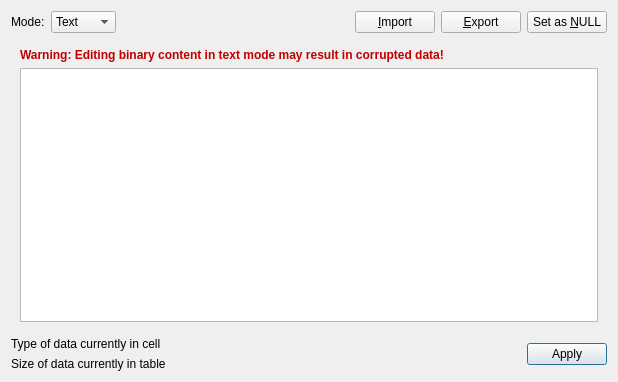
This is src/EditDialog.ui in sqlitebrowser/sqlitebrowser as Qt 5 draws it before an edit. The edited form follows.
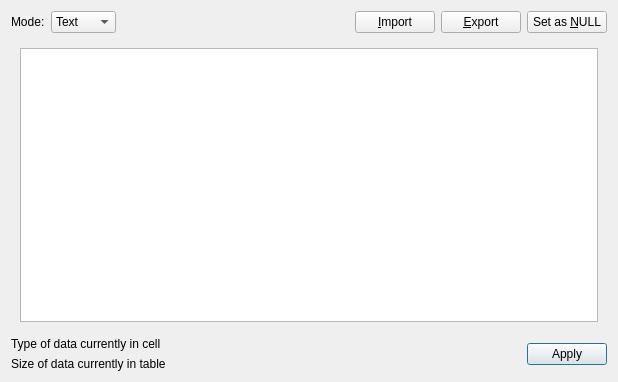
This is the edited form.

Commit message:
Reimplement data loading and handling for the Edit Cell
This uses a somewhat different approach to the previous
one.  It now selectively stores the data into either
the text *or* hex widget buffer, and only copies the
data between them when the edit mode is changed.

Additionally, unneeded copy operations are minimised
where possible to reduce overall slowdown.:

```diff
--- a/src/EditDialog.ui
+++ b/src/EditDialog.ui
@@ -133,13 +133,6 @@
      </property>
      <widget class="QWidget" name="verticalLayout_4">
       <layout class="QVBoxLayout" name="verticalLayout_3">
-       <item>
-        <widget class="QLabel" name="labelBinaryWarning">
-         <property name="text">
-          <string>&lt;html&gt;&lt;head/&gt;&lt;body&gt;&lt;p&gt;&lt;span style=&quot; font-weight:600; color:#c00000;&quot;&gt;Warning: Editing binary content in text mode may result in corrupted data!&lt;/span&gt;&lt;/p&gt;&lt;/body&gt;&lt;/html&gt;</string>
-         </property>
-        </widget>
-       </item>
        <item>
         <widget class="QTextEdit" name="editorText">
          <property name="font">
```
Left out of the diff: 16 changed lines with no effect on the pictures. The commit also changes 4 other files.
